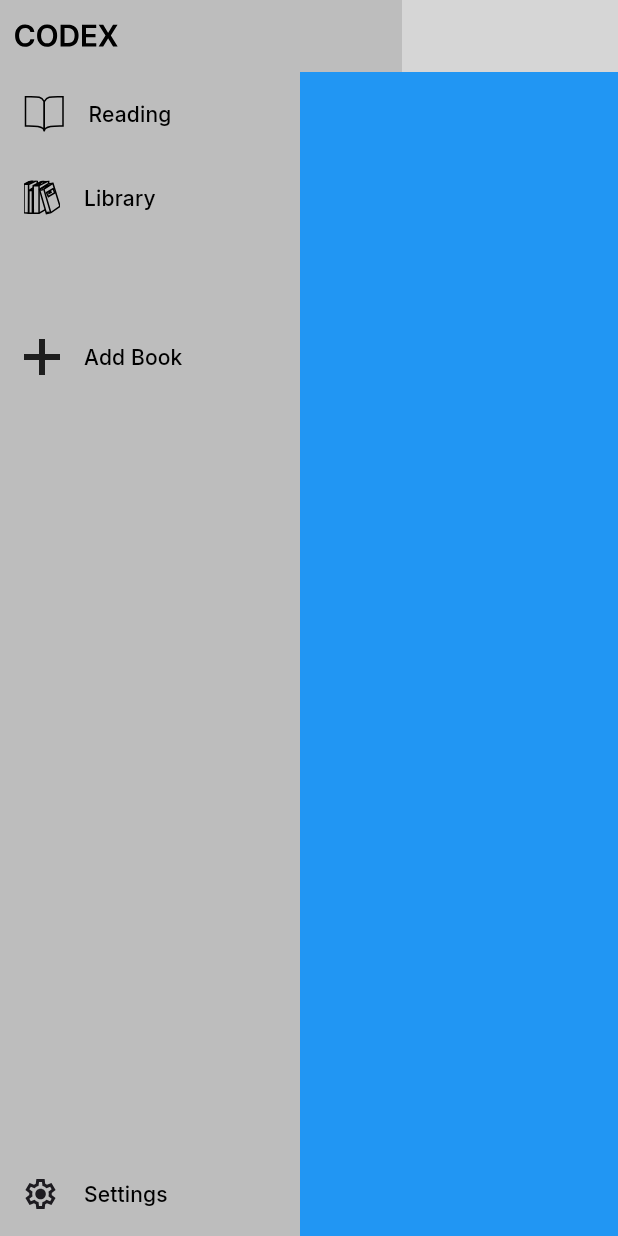
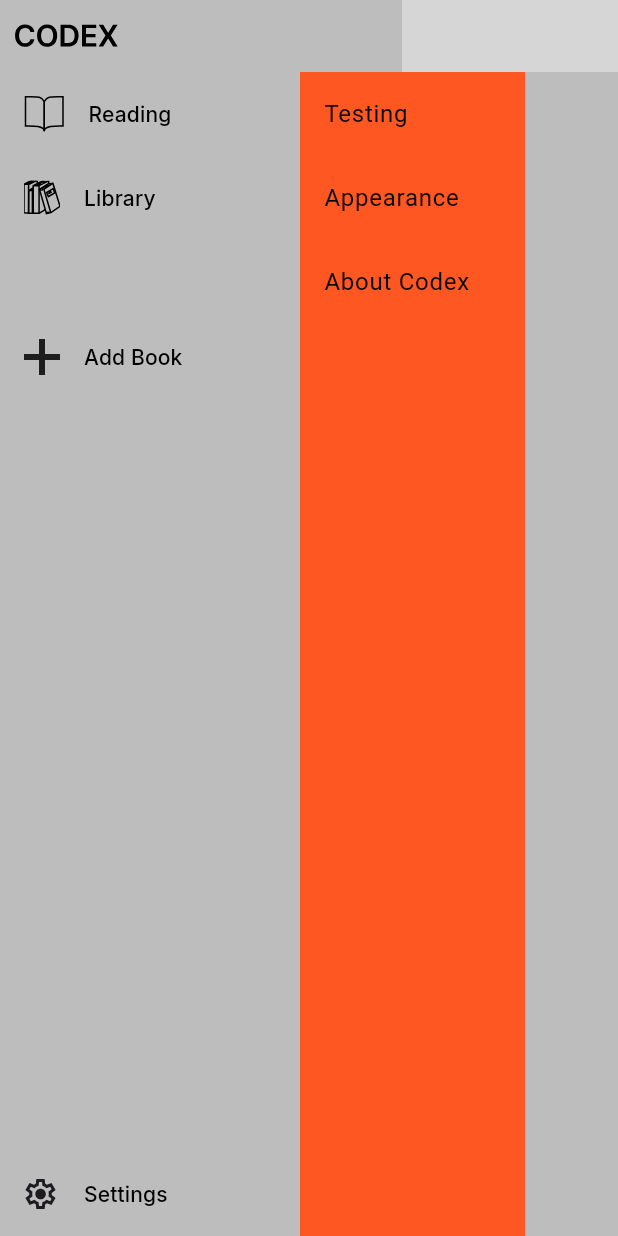
Before and after one commit to Hel1oz/Codex, a Flutter app: the screen it shows after launch, after a tap on "Library", after a tap on "Settings", on a phone screen of 412 x 824 dp. Run offline on Flutter 3.47's test engine with Material 3 defaults, Android fonts, the phone set to English and light mode, and no system bars; our stand-ins replace flutter_svg, google_fonts; missing offline and left inert: bitsdojo_window; grey boxes are pictures that could not be loaded.

Commit message:
created the base skeleton of the settings page basically

```diff
--- a/lib/routes/main_view_port_pages/settings_page.dart
+++ b/lib/routes/main_view_port_pages/settings_page.dart
@@ -10,7 +10,31 @@
   Widget build(BuildContext context) {
     // TODO: implement build
     return Expanded(child: Container(
-      color: Colors.blue
+      child: Row(
+        crossAxisAlignment: CrossAxisAlignment.stretch,
+        children: [
+          Container(
+            width: 150,
+            color: Colors.deepOrange,
+            child: SizedBox(
+              child: ListView(
+                children: [
+                  ListTile(
+                    title: Text('Testing'),
+                  ),
+                  ListTile(
+                    title: Text('Appearance')
+                  ),
+                  ListTile(
+                    title: Text('About Codex')
+                  ),
+                ],
+              )
+            )
+          ),
+          Expanded(child: Container()),
+        ],
+      )
     ));
   }
 }
```
